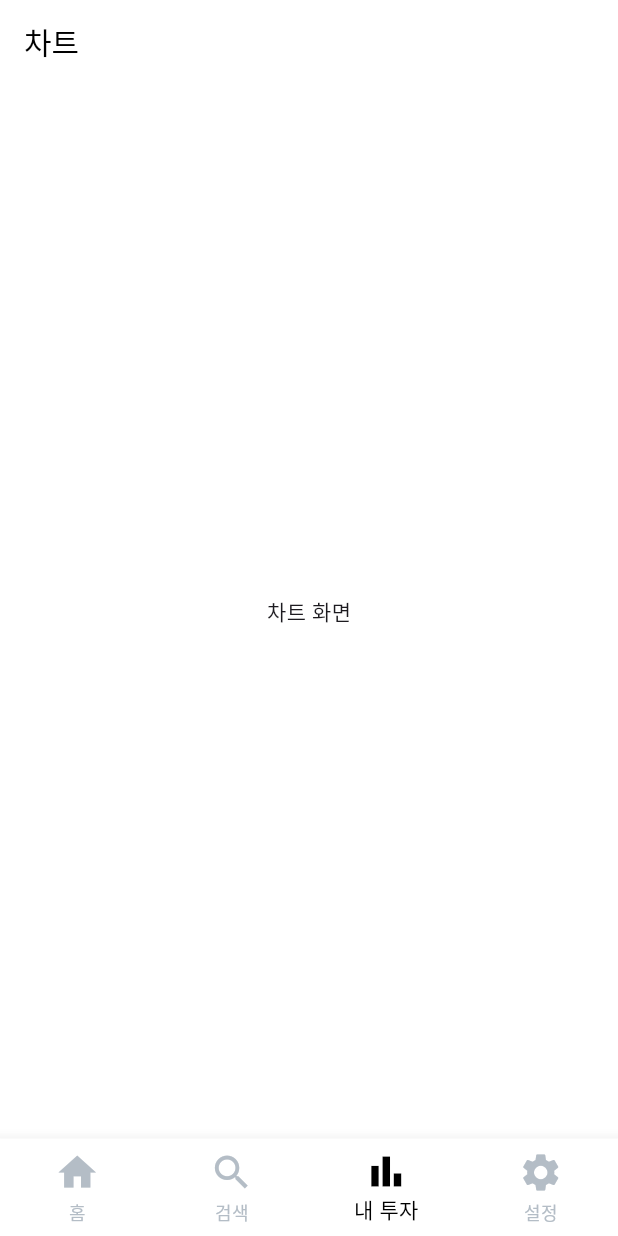
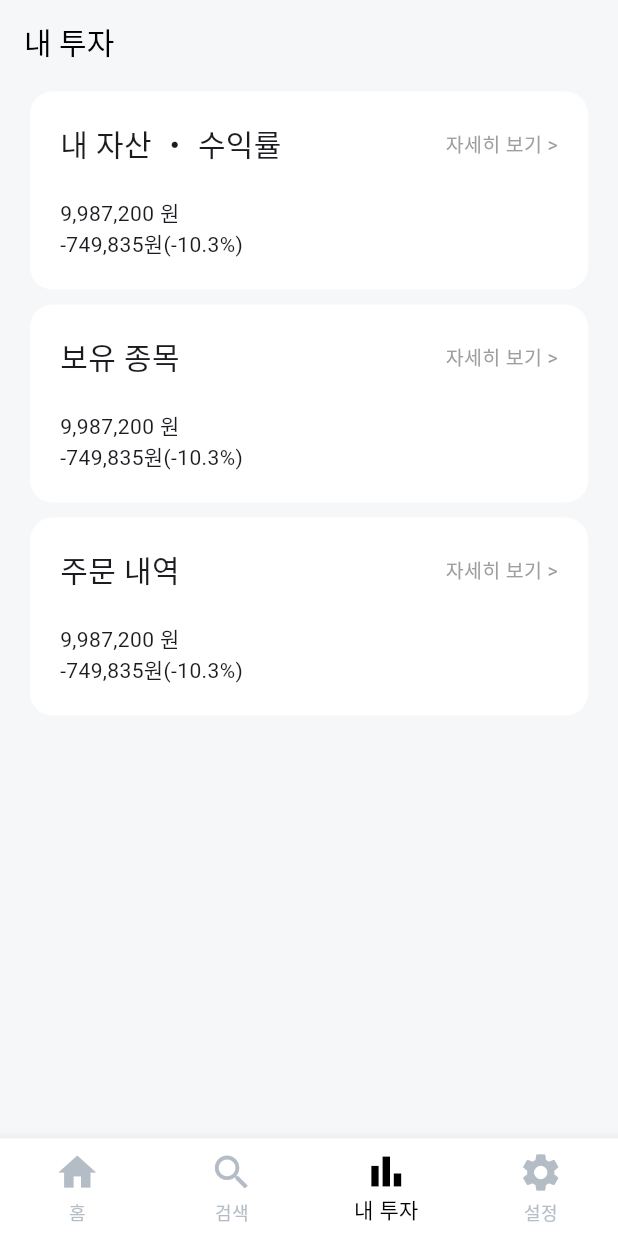
Before and after one commit to seo0o519/StocklyApp, a Flutter app: the screen it shows after launch, item 3 of the bottom bar chosen, on a phone screen of 412 x 824 dp. Run offline on Flutter 3.47's test engine with Material 3 defaults, Android fonts, the phone set to English and light mode, and no system bars; our stand-ins replace flutter_svg; missing offline and left inert: candlesticks.

Commit message:
feat: 내 자산 페이지 일부 구현

```diff
--- /dev/null
+++ b/lib/screens/assets.dart
@@ -0,0 +1,11 @@
+import 'package:flutter/material.dart';
+
+class Assets extends StatelessWidget {
+  @override
+  Widget build(BuildContext context) {
+    return Scaffold(
+      appBar: AppBar(title: Text('내 자산 ・ 수익률')),
+      body:Center(child:Text("내 자산"))
+    );
+  }
+}
--- a/lib/screens/charge.dart
+++ b/lib/screens/charge.dart
@@ -75,7 +75,7 @@ class Charge extends StatelessWidget {
             ]
           ),
         )
-    )
+      )
     );
   }
 }
--- /dev/null
+++ b/lib/screens/holdings.dart
@@ -0,0 +1,11 @@
+import 'package:flutter/material.dart';
+
+class Holdings extends StatelessWidget {
+  @override
+  Widget build(BuildContext context) {
+    return Scaffold(
+        appBar: AppBar(title: Text('보유 종목')),
+        body:Center(child:Text("보유 종목"))
+    );
+  }
+}
--- a/lib/screens/my_invest.dart
+++ b/lib/screens/my_invest.dart
@@ -1,11 +1,136 @@
 import 'package:flutter/material.dart';
+import 'package:stockly/screens/assets.dart';
+import 'package:stockly/screens/holdings.dart';
+import 'package:stockly/screens/order_history.dart';
 
 class MyInvestScreen extends StatelessWidget {
   @override
   Widget build(BuildContext context) {
     return Scaffold(
-      appBar: AppBar(title: Text('차트')),
-      body: Center(child: Text('차트 화면')),
+      appBar: AppBar(title: Text('내 투자'), backgroundColor: Color(0xFFF6F7F9)),
+
+      backgroundColor: Color(0xFFF6F7F9),
+      body: SafeArea(
+          child:
+            Column(
+              children: [
+
+                // 내 자산, 수익률
+                Container(
+                    decoration: BoxDecoration(
+                      borderRadius: BorderRadius.circular(15),
+                      color: Colors.white,
+                    ),
+                    margin: const EdgeInsets.symmetric(
+                      horizontal: 20, // 가로 마진
+                      vertical: 5,   // 세로 마진
+                    ),
+                    padding: const EdgeInsets.all(20),
+                    width: double.infinity,
+                    child:
+                    Column(
+                        crossAxisAlignment: CrossAxisAlignment.start,
+                        children: [
+                          Row(
+                            mainAxisAlignment: MainAxisAlignment.spaceBetween,
+                            children: [
+                              Text("내 자산 ・ 수익률", style: TextStyle(fontSize: 20)),
+                              GestureDetector(
+                                onTap: (){
+                                  Navigator.push(
+                                    context,
+                                    MaterialPageRoute(builder: (context) => Assets())
+                                  );
+                                },
+                                child: Text("자세히 보기 >", style: TextStyle(fontSize: 13, color: Colors.grey)),
+                              ),
+                            ],
+                          ),
+                          SizedBox(height: 20),
+                          Text("9,987,200 원"),
+                          Text("-749,835원(-10.3%)")
+                        ]
+                    )
+                ),
+
+                // 보유 종목
+                Container(
+                    decoration: BoxDecoration(
+                      borderRadius: BorderRadius.circular(15),
+                      color: Colors.white,
+                    ),
+                    margin: const EdgeInsets.symmetric(
+                      horizontal: 20, // 가로 마진
+                      vertical: 5,   // 세로 마진
+                    ),
+                    padding: const EdgeInsets.all(20),
+                    width: double.infinity,
+                    child:
+                    Column(
+                        crossAxisAlignment: CrossAxisAlignment.start,
+                        children: [
+                          Row(
+                            mainAxisAlignment: MainAxisAlignment.spaceBetween,
+                            children: [
+                              Text("보유 종목", style: TextStyle(fontSize: 20)),
+                              GestureDetector(
+                                onTap: (){
+                                  Navigator.push(
+                                      context,
+                                      MaterialPageRoute(builder: (context) => Holdings())
+                                  );
+                                },
+                                child: Text("자세히 보기 >", style: TextStyle(fontSize: 13, color: Colors.grey)),
+                              ),
+                            ],
+                          ),
+                          SizedBox(height: 20),
+                          Text("9,987,200 원"),
+                          Text("-749,835원(-10.3%)")
+                        ]
+                    )
+                ),
+
+                // 주문 내역
+                Container(
+                    decoration: BoxDecoration(
+                      borderRadius: BorderRadius.circular(15),
+                      color: Colors.white,
+                    ),
+                    margin: const EdgeInsets.symmetric(
+                      horizontal: 20, // 가로 마진
+                      vertical: 5,   // 세로 마진
+                    ),
+                    padding: const EdgeInsets.all(20),
+                    width: double.infinity,
+                    child:
+                    Column(
+                        crossAxisAlignment: CrossAxisAlignment.start,
+                        children: [
+                          Row(
+                            mainAxisAlignment: MainAxisAlignment.spaceBetween,
+                            children: [
+                              Text("주문 내역", style: TextStyle(fontSize: 20)),
+                              GestureDetector(
+                                onTap: (){
+                                  Navigator.push(
+                                      context,
+                                      MaterialPageRoute(builder: (context) => OrderHistory())
+                                  );
+                                },
+                                child: Text("자세히 보기 >", style: TextStyle(fontSize: 13, color: Colors.grey)),
+                              ),
+                            ],
+                          ),
+                          SizedBox(height: 20),
+                          Text("9,987,200 원"),
+                          Text("-749,835원(-10.3%)")
+                        ]
+                    )
+                ),
+              ]
+          ),
+      ),
     );
   }
 }
--- /dev/null
+++ b/lib/screens/order_history.dart
@@ -0,0 +1,11 @@
+import 'package:flutter/material.dart';
+
+class OrderHistory extends StatelessWidget {
+  @override
+  Widget build(BuildContext context) {
+    return Scaffold(
+        appBar: AppBar(title: Text('주문 내역')),
+        body:Center(child:Text("주문 내역"))
+    );
+  }
+}
```
